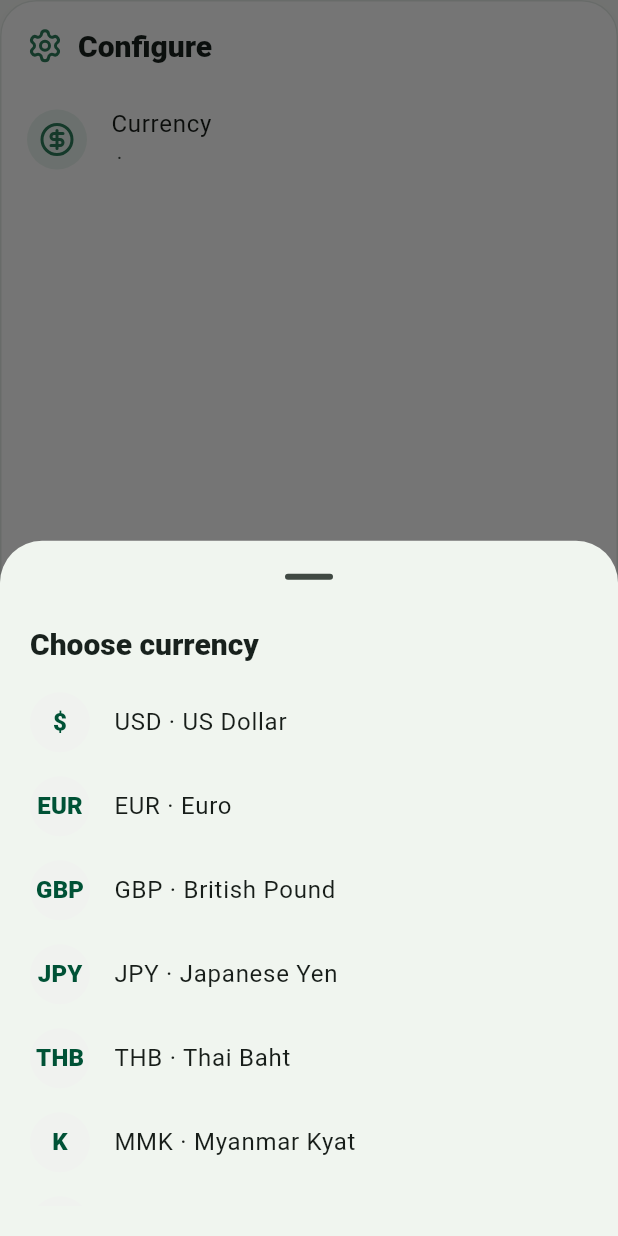
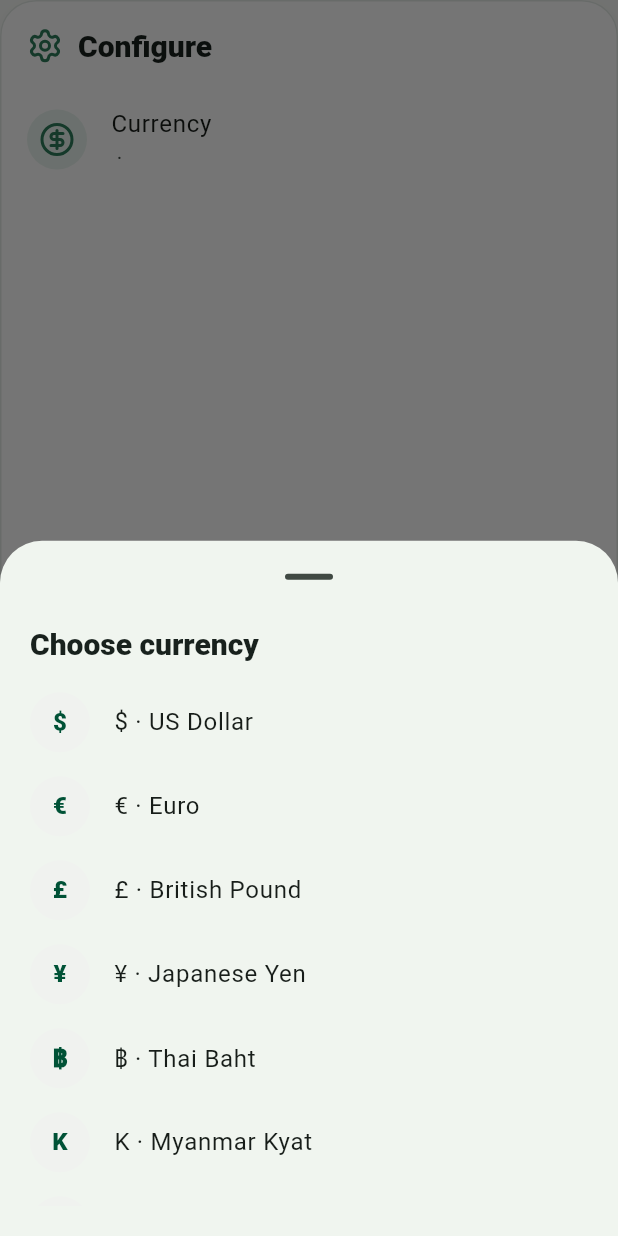
Before and after one commit to MiDtsuki/MoniMoni, a Flutter app: the _SettingsSection widget shown alone on an empty page, opened directly with empty values, after a tap on "Currency", on a phone screen of 412 x 824 dp. Run offline on Flutter 3.47's test engine with Material 3 defaults, Android fonts, the phone set to English and light mode, and no system bars; our stand-ins replace cloud_firestore, drift, firebase_auth, firebase_core, firebase_crashlytics, fl_chart and 6 more; missing offline and left inert: mobile_scanner; accounts and stored records are empty; generated files the repository leaves out were written again.

Commit message:
Use currency symbols in profile UI

```diff
--- a/lib/features/profile/application/profile_settings_controller.dart
+++ b/lib/features/profile/application/profile_settings_controller.dart
@@ -236,10 +236,10 @@ const defaultCurrency = CurrencyOption(
 
 const supportedCurrencies = [
   defaultCurrency,
-  CurrencyOption(code: 'EUR', symbol: 'EUR', name: 'Euro'),
-  CurrencyOption(code: 'GBP', symbol: 'GBP', name: 'British Pound'),
-  CurrencyOption(code: 'JPY', symbol: 'JPY', name: 'Japanese Yen'),
-  CurrencyOption(code: 'THB', symbol: 'THB', name: 'Thai Baht'),
+  CurrencyOption(code: 'EUR', symbol: '€', name: 'Euro'),
+  CurrencyOption(code: 'GBP', symbol: '£', name: 'British Pound'),
+  CurrencyOption(code: 'JPY', symbol: '¥', name: 'Japanese Yen'),
+  CurrencyOption(code: 'THB', symbol: '฿', name: 'Thai Baht'),
   CurrencyOption(code: 'MMK', symbol: 'K', name: 'Myanmar Kyat'),
-  CurrencyOption(code: 'SGD', symbol: 'SGD', name: 'Singapore Dollar'),
+  CurrencyOption(code: 'SGD', symbol: 'S\$', name: 'Singapore Dollar'),
 ];
--- a/lib/features/profile/presentation/profile_page.dart
+++ b/lib/features/profile/presentation/profile_page.dart
@@ -426,7 +426,7 @@ class _SettingsSection extends ConsumerWidget {
               ),
             ),
             title: const Text('Currency'),
-            subtitle: Text('${currency.code} · ${currency.name}'),
+            subtitle: Text('${currency.symbol} · ${currency.name}'),
             trailing: Text(
               currency.symbol,
               style: Theme.of(context).textTheme.titleLarge,
@@ -471,7 +471,7 @@ class _SettingsSection extends ConsumerWidget {
                           style: const TextStyle(fontWeight: FontWeight.w900),
                         ),
                       ),
-                      title: Text('${option.code} · ${option.name}'),
+                      title: Text('${option.symbol} · ${option.name}'),
                       trailing: option.code == currency.code
                           ? const Icon(
                               LucideIcons.check,
```
